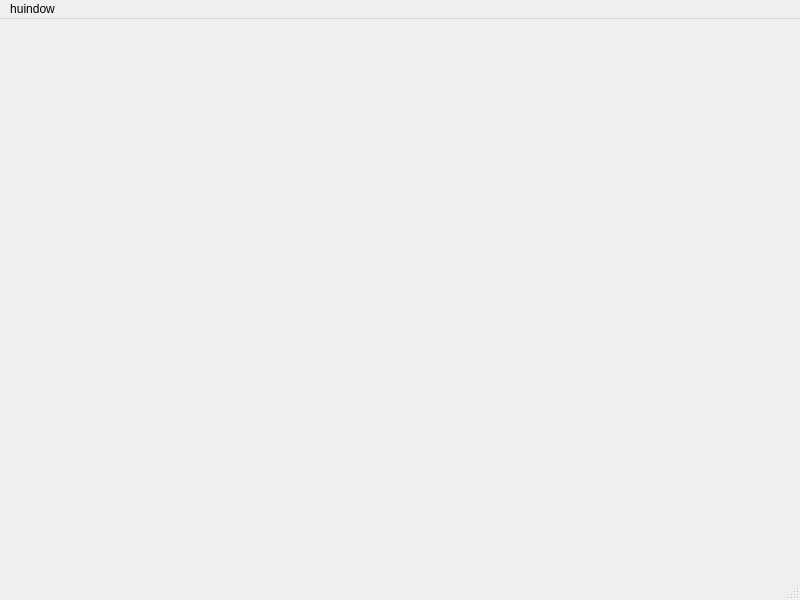
The window that mainwindow.ui (vase444ka/FooBar) describes before a commit, drawn with Qt 5.
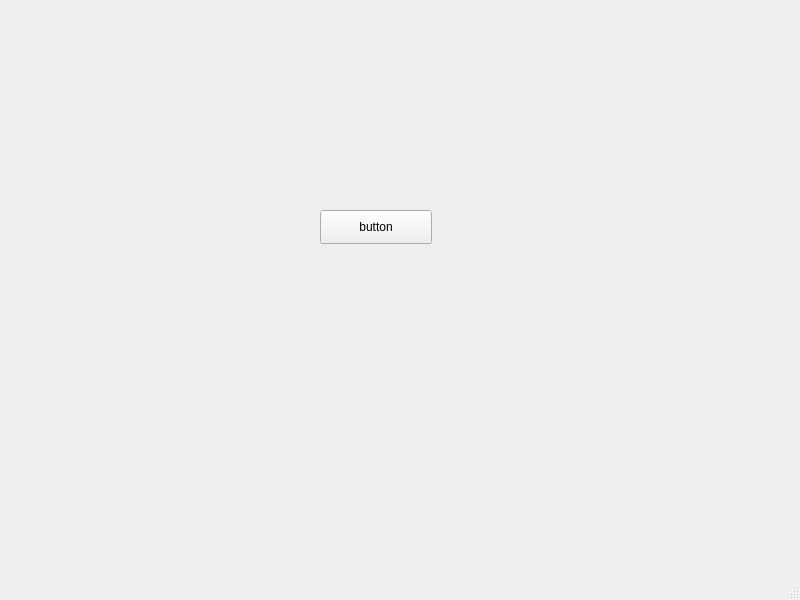
The same window after the commit.

Diff of the .ui file:
```diff
--- a/mainwindow.ui
+++ b/mainwindow.ui
@@ -13,7 +13,21 @@
   <property name="windowTitle">
    <string>MainWindow</string>
   </property>
-  <widget class="QWidget" name="centralwidget"/>
+  <widget class="QWidget" name="centralwidget">
+   <widget class="QPushButton" name="pushButton">
+    <property name="geometry">
+     <rect>
+      <x>320</x>
+      <y>210</y>
+      <width>112</width>
+      <height>34</height>
+     </rect>
+    </property>
+    <property name="text">
+     <string>button</string>
+    </property>
+   </widget>
+  </widget>
   <widget class="QMenuBar" name="menubar">
    <property name="geometry">
     <rect>
@@ -23,12 +37,6 @@
      <height>30</height>
     </rect>
    </property>
-   <widget class="QMenu" name="menuhuindow">
-    <property name="title">
-     <string>huindow</string>
-    </property>
-   </widget>
-   <addaction name="menuhuindow"/>
   </widget>
   <widget class="QStatusBar" name="statusbar"/>
  </widget>
```
